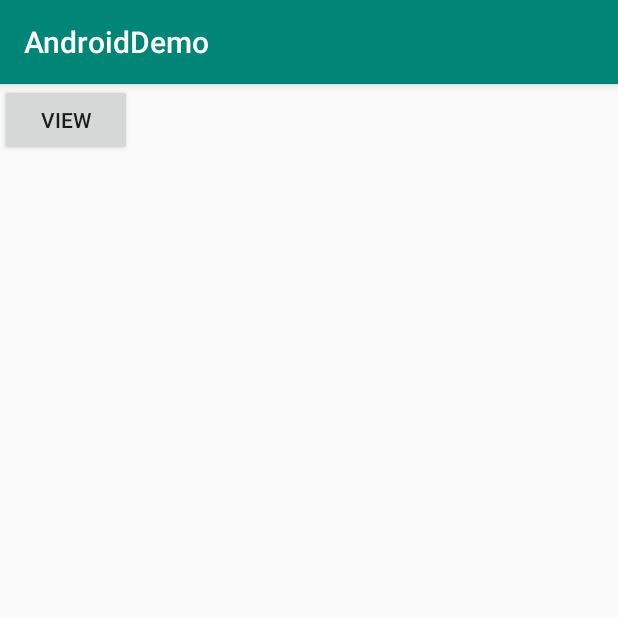
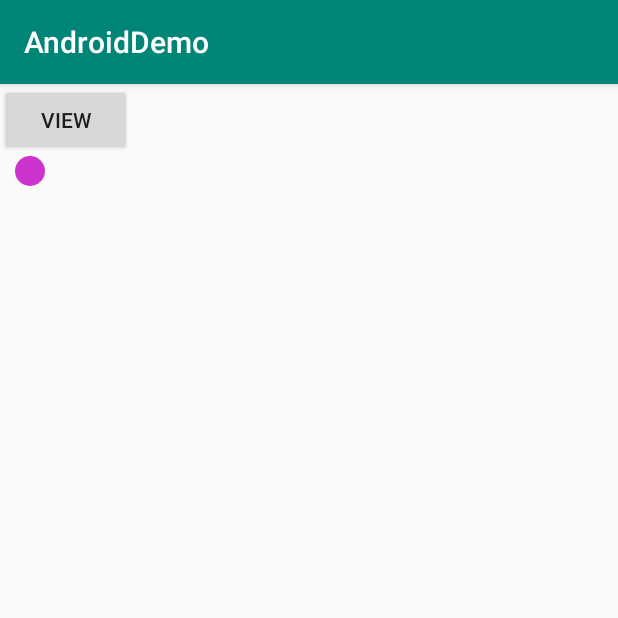
Before and after one commit to haoliweimiao/AndroidDemo, an Android app: the screen it shows after launch (MainActivity), on a phone screen of 412 x 824 dp, the top half of it. Run offline under Robolectric (Android 15) with nearby library versions, the phone set to English and light mode, and no system bars; our stand-ins replace data binding.

Commit message:
Version: 1.0.3 [+]添加自定义CircleView

```diff
--- a/app/build.gradle
+++ b/app/build.gradle
@@ -8,7 +8,7 @@ android {
         minSdkVersion 22
         targetSdkVersion 28
         versionCode 1
-        versionName "1.0.2"
+        versionName "1.0.3"
         testInstrumentationRunner "android.support.test.runner.AndroidJUnitRunner"
     }
     buildTypes {
--- a/app/src/main/java/com/hlw/demo/dialog/LoadingDialog.java
+++ b/app/src/main/java/com/hlw/demo/dialog/LoadingDialog.java
@@ -16,6 +16,8 @@ public class LoadingDialog extends BaseDialog<DialogLoadingBinding> {
 
     public static LoadingDialog newInstance() {
         LoadingDialog dialog = new LoadingDialog();
+        dialog.setHeightScale(0.40f);
+        dialog.setCancelable(true);
         return dialog;
     }
 
--- /dev/null
+++ b/app/src/main/java/com/hlw/demo/view/CircleView.java
@@ -0,0 +1,105 @@
+package com.hlw.demo.view;
+
+import android.content.Context;
+import android.content.res.TypedArray;
+import android.graphics.Canvas;
+import android.graphics.Color;
+import android.graphics.Paint;
+import android.support.annotation.Nullable;
+import android.util.AttributeSet;
+import android.util.Log;
+import android.view.View;
+
+import com.hlw.demo.R;
+
+public class CircleView extends View {
+
+    /**
+     * 绘制画笔
+     */
+    private Paint mPaint;
+
+    /**
+     * View宽高
+     */
+    private int mWidth, mHeight;
+
+    public CircleView(Context context) {
+        super(context);
+        init(context, null);
+    }
+
+    public CircleView(Context context, @Nullable AttributeSet attrs) {
+        super(context, attrs);
+        init(context, attrs);
+    }
+
+    public CircleView(Context context, @Nullable AttributeSet attrs, int defStyleAttr) {
+        super(context, attrs, defStyleAttr);
+        init(context, attrs);
+    }
+
+    public CircleView(Context context, @Nullable AttributeSet attrs, int defStyleAttr, int defStyleRes) {
+        super(context, attrs, defStyleAttr, defStyleRes);
+        init(context, attrs);
+    }
+
+    private void init(Context context, AttributeSet attrs) {
+        mPaint = new Paint();
+
+        if (attrs != null) {
+            TypedArray typedArray = context.obtainStyledAttributes(attrs, R.styleable.CircleView);
+            int drawColor = typedArray.getColor(R.styleable.CircleView_circle_view_draw_color, Color.WHITE);
+            mPaint.setColor(drawColor);
+            typedArray.recycle();
+        }
+    }
+
+    @Override
+    protected void onMeasure(int widthMeasureSpec, int heightMeasureSpec) {
+        int widthSpecMode = MeasureSpec.getMode(widthMeasureSpec);
+        int heightSpecMode = MeasureSpec.getMode(heightMeasureSpec);
+        int widthSpecSize = MeasureSpec.getSize(widthMeasureSpec);
+        int heightSpecSize = MeasureSpec.getSize(heightMeasureSpec);
+
+        if (widthSpecMode == MeasureSpec.AT_MOST && heightSpecMode == MeasureSpec.AT_MOST) {
+            setMeasuredDimension(getSuggestedMinimumWidth(), getSuggestedMinimumHeight());
+        } else if (widthSpecMode == MeasureSpec.AT_MOST) {
+            setMeasuredDimension(getSuggestedMinimumWidth(), heightSpecSize);
+        } else if (heightSpecMode == MeasureSpec.AT_MOST) {
+            setMeasuredDimension(widthSpecSize, getSuggestedMinimumHeight());
+        } else {
+            super.onMeasure(widthMeasureSpec, heightMeasureSpec);
+        }
+    }
+
+    @Override
+    protected void onLayout(boolean changed, int left, int top, int right, int bottom) {
+        super.onLayout(changed, left, top, right, bottom);
+    }
+
+    @Override
+    protected void onDraw(Canvas canvas) {
+        super.onDraw(canvas);
+        int width = getWidth();
+        int height = getHeight();
+
+        int pl = getPaddingLeft();
+        int pt = getPaddingTop();
+        int pr = getPaddingRight();
+        int pb = getPaddingBottom();
+
+        int drawWidth = width - pl - pr;
+        int drawHeight = height - pt - pb;
+
+        int radius = drawWidth;
+        //使用最小值作为半径
+        if (drawHeight < drawWidth) {
+            radius = drawHeight;
+        }
+
+        radius = radius / 2;
+
+        canvas.drawCircle(width / 2, height / 2, radius, mPaint);
+    }
+}
--- a/app/src/main/res/layout/activity_main.xml
+++ b/app/src/main/res/layout/activity_main.xml
@@ -1,5 +1,5 @@
 <?xml version="1.0" encoding="utf-8"?>
-<layout>
+<layout xmlns:app="http://schemas.android.com/apk/res-auto">
 
     <LinearLayout xmlns:android="http://schemas.android.com/apk/res/android"
         xmlns:tools="http://schemas.android.com/tools"
@@ -14,5 +14,10 @@
             android:layout_height="wrap_content"
             android:text="view" />
 
+        <com.hlw.demo.view.CircleView
+            android:layout_width="40dp"
+            android:layout_height="20dp"
+            app:circle_view_draw_color="#c3c"/>
+
     </LinearLayout>
 </layout>
--- a/app/src/main/res/layout/dialog_loading.xml
+++ b/app/src/main/res/layout/dialog_loading.xml
@@ -3,7 +3,7 @@
 
     <RelativeLayout xmlns:android="http://schemas.android.com/apk/res/android"
         android:layout_width="match_parent"
-        android:layout_height="260dp">
+        android:layout_height="match_parent">
 
         <ImageView
             android:id="@+id/iv_loading"
--- /dev/null
+++ b/app/src/main/res/values/styles_circle_view.xml
@@ -0,0 +1,6 @@
+<?xml version="1.0" encoding="utf-8"?>
+<resources>
+    <declare-styleable name="CircleView">
+        <attr name="circle_view_draw_color" format="color" />
+    </declare-styleable>
+</resources>
```
Also changed, not shown: app/src/main/java/com/hlw/demo/base/BaseDialog.java (+18 -1 lines).
